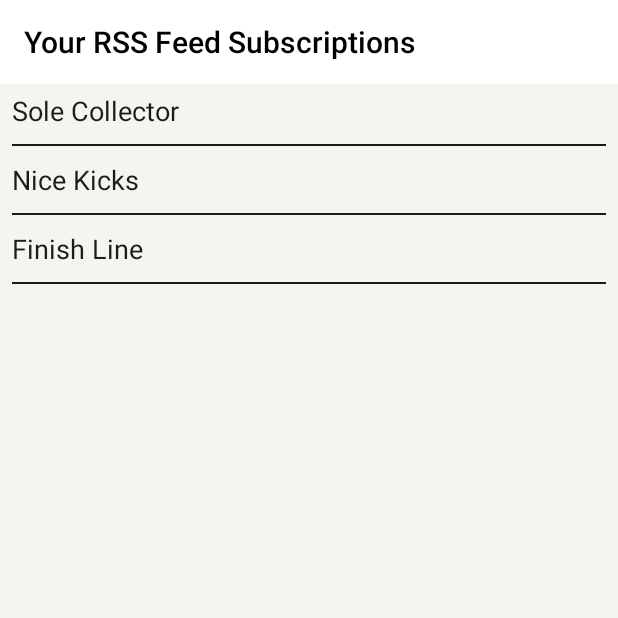
After one commit to Floatjitsu/S-APP, an Android app: the ManageRssFeed screen opened directly, with no data from a screen before it, on a phone screen of 412 x 824 dp, the top half of it. The commit adds this screen. Run offline under Robolectric (Android 15) with nearby library versions, the phone set to English and light mode, and no system bars.

Commit message:
Rss feed parser and news fragment

```diff
--- a/app/src/main/AndroidManifest.xml
+++ b/app/src/main/AndroidManifest.xml
@@ -19,10 +19,11 @@
         android:supportsRtl="true"
         android:theme="@style/AppTheme"
         android:usesCleartextTraffic="true">
-        <activity android:name=".PostComments"></activity>
+        <activity android:name=".ManageRssFeed"></activity>
+        <activity android:name=".PostComments" />
         <activity
             android:name=".CreatePostActivity"
-            android:parentActivityName=".MainActivity"></activity>
+            android:parentActivityName=".MainActivity" />
         <activity
             android:name=".MainActivity"
             android:label="@string/title_activity_main" />
--- a/app/src/main/java/com/main/s_app/Constants.java
+++ b/app/src/main/java/com/main/s_app/Constants.java
@@ -3,7 +3,7 @@ package com.main.s_app;
 class Constants {
 
     /*
-    This class is for holding keys for a bundle which gets created to start
+    This class is for holding keys for a bundle  which gets created to start
     PostCommentsActivity and read the data inside there
      */
 
@@ -25,5 +25,40 @@ class Constants {
     static final String KEY_LINK_POST_IMAGE_PATH = "linkPostImagePath";
     static final String KEY_LINK_POST_DESC = "linkPostDescription";
 
+    /*
+    This class is for holding keys for the rss feed subscription preferences
+    as well as urls for every key
+     */
+
+    //Shared Preferences
+    static final String PREFERENCE_KEY = "user_pref_key";
+    static final String SOLE_COLLECTOR = "Sole Collector";
+    static final String NICE_KICKS = "Nice Kicks";
+    static final String FINISH_LINE = "Finish Line";
+    static final String SNEAKER_FREAKER = "Sneaker Freaker";
+
+    static final String URL_SOLE_COLLECTOR = "https://solecollector.com/feeds/generator/e/r/1.rss";
+    static final String URL_NICE_KICKS = "https://www.nicekicks.com/feed/";
+    static final String URL_FINISH_LINE = "https://blog.finishline.com/feed/";
+
+    static String [] getSharedPreferencesKeys() {
+        return new String [] {
+                SOLE_COLLECTOR, NICE_KICKS,
+                FINISH_LINE, SNEAKER_FREAKER
+        };
+    }
+
+    static String getUrlByPreferenceKey(String prefKey) {
+        switch (prefKey) {
+            case SOLE_COLLECTOR:
+                return URL_SOLE_COLLECTOR;
+            case NICE_KICKS:
+                return URL_NICE_KICKS;
+            case FINISH_LINE:
+                return URL_FINISH_LINE;
+            default:
+                return "";
+        }
+    }
 
 }
--- a/app/src/main/java/com/main/s_app/ForumAdapter.java
+++ b/app/src/main/java/com/main/s_app/ForumAdapter.java
@@ -242,7 +242,7 @@ public class ForumAdapter extends RecyclerView.Adapter {
                 public void onPos(SourceContent sourceContent, boolean b) {
                     urlDescription.setText(sourceContent.getDescription());
                     //Save the download path from the image as contentDescription
-                    urlImage.setContentDescription(sourceContent.getImages().get(0));
+                    //urlImage.setContentDescription(sourceContent.getImages().get(0));
                     GlideApp.with(mActivityContext).load(sourceContent.getImages().get(0)).into(urlImage);
                 }
             };
--- /dev/null
+++ b/app/src/main/java/com/main/s_app/ManageRssFeed.java
@@ -0,0 +1,78 @@
+package com.main.s_app;
+
+import android.content.Context;
+import android.content.SharedPreferences;
+import android.support.v7.app.AppCompatActivity;
+import android.os.Bundle;
+import android.view.View;
+import android.widget.CheckedTextView;
+import android.widget.Toast;
+
+import java.util.HashMap;
+
+public class ManageRssFeed extends AppCompatActivity {
+
+    SharedPreferences sharedPreferences;
+    SharedPreferences.Editor editor;
+
+    CheckedTextView mSoleCollector, mNiceKicks, mFinishLine;
+
+    @Override
+    protected void onCreate(Bundle savedInstanceState) {
+        super.onCreate(savedInstanceState);
+        setContentView(R.layout.activity_manage_rss_feed);
+
+        mSoleCollector = findViewById(R.id.check_sole_collector);
+        mNiceKicks = findViewById(R.id.check_nice_kicks);
+        mFinishLine = findViewById(R.id.check_finish_line);
+
+        sharedPreferences = getSharedPreferences(Constants.PREFERENCE_KEY, Context.MODE_PRIVATE);
+
+        updateUi();
+    }
+
+    /*
+    Press Event for any of the CheckedTextViews
+     */
+    public void onCheckboxChange(View view) {
+        CheckedTextView textView = (CheckedTextView) view;
+        textView.toggle();
+        if(textView.isChecked()) {
+            textView.setCheckMarkDrawable(R.drawable.ic_check_circle_black_24dp);
+            addToSharedPreferences(textView.getText().toString());
+        } else {
+            textView.setCheckMarkDrawable(null);
+            deleteFromSharedPreferences(textView.getText().toString());
+        }
+    }
+
+    private void updateUi() {
+        for(String s : Constants.getSharedPreferencesKeys()) {
+            if(sharedPreferences.getBoolean(s, false)) {
+                switch (s) {
+                    case Constants.SOLE_COLLECTOR:
+                        mSoleCollector.setCheckMarkDrawable(R.drawable.ic_check_circle_black_24dp);
+                        break;
+                    case Constants.FINISH_LINE:
+                        mFinishLine.setCheckMarkDrawable(R.drawable.ic_check_circle_black_24dp);
+                        break;
+                    case Constants.NICE_KICKS:
+                        mNiceKicks.setCheckMarkDrawable(R.drawable.ic_check_circle_black_24dp);
+                        break;
+                }
+            }
+        }
+    }
+
+    private void deleteFromSharedPreferences(String subscription) {
+        editor = sharedPreferences.edit();
+        editor.putBoolean(subscription, false);
+        editor.apply();
+    }
+
+    private void addToSharedPreferences(String subscription) {
+        editor = sharedPreferences.edit();
+        editor.putBoolean(subscription, true);
+        editor.apply();
+    }
+}
--- /dev/null
+++ b/app/src/main/res/drawable/ic_check_circle_black_24dp.xml
@@ -0,0 +1,5 @@
+<vector android:height="24dp" android:tint="#1B1B1B"
+    android:viewportHeight="24.0" android:viewportWidth="24.0"
+    android:width="24dp" xmlns:android="http://schemas.android.com/apk/res/android">
+    <path android:fillColor="#FF000000" android:pathData="M12,2C6.48,2 2,6.48 2,12s4.48,10 10,10 10,-4.48 10,-10S17.52,2 12,2zM10,17l-5,-5 1.41,-1.41L10,14.17l7.59,-7.59L19,8l-9,9z"/>
+</vector>
--- /dev/null
+++ b/app/src/main/res/drawable/ic_photo_white_24dp.xml
@@ -0,0 +1,5 @@
+<vector android:height="24dp" android:tint="#FFFFFF"
+    android:viewportHeight="24.0" android:viewportWidth="24.0"
+    android:width="24dp" xmlns:android="http://schemas.android.com/apk/res/android">
+    <path android:fillColor="#FF000000" android:pathData="M21,19V5c0,-1.1 -0.9,-2 -2,-2H5c-1.1,0 -2,0.9 -2,2v14c0,1.1 0.9,2 2,2h14c1.1,0 2,-0.9 2,-2zM8.5,13.5l2.5,3.01L14.5,12l4.5,6H5l3.5,-4.5z"/>
+</vector>
--- /dev/null
+++ b/app/src/main/res/layout/activity_manage_rss_feed.xml
@@ -0,0 +1,92 @@
+<?xml version="1.0" encoding="utf-8"?>
+<LinearLayout
+    xmlns:android="http://schemas.android.com/apk/res/android"
+    xmlns:app="http://schemas.android.com/apk/res-auto"
+    xmlns:tools="http://schemas.android.com/tools"
+    android:layout_width="match_parent"
+    android:layout_height="match_parent"
+    tools:context=".ManageRssFeed"
+    android:background="@color/bgColorLight"
+    android:orientation="vertical">
+
+    <android.support.v7.widget.Toolbar
+        android:id="@+id/manage_rss_feed_toolbar"
+        android:layout_width="match_parent"
+        android:layout_height="wrap_content"
+        app:titleTextColor="@color/bgColor"
+        android:background="@color/bgColorNav"
+        app:title="@string/news_manage_rss_feed"/>
+
+    <CheckedTextView
+        android:id="@+id/check_sole_collector"
+        android:layout_width="match_parent"
+        android:layout_height="wrap_content"
+        android:textColor="@color/colorPrimaryDark"
+        android:text="@string/news_sole_collector"
+        android:layout_marginStart="8dp"
+        android:layout_marginEnd="8dp"
+        android:layout_marginTop="5dp"
+        android:textSize="18sp"
+        android:checked="false"
+        android:clickable="true"
+        android:focusable="true"
+        android:onClick="onCheckboxChange"/>
+
+    <View
+        android:layout_width="match_parent"
+        android:layout_height="1dp"
+        android:background="@color/colorPrimaryDark"
+        android:layout_marginTop="10dp"
+        android:layout_marginStart="8dp"
+        android:layout_marginEnd="8dp"/>
+
+    <CheckedTextView
+        android:id="@+id/check_nice_kicks"
+        android:layout_width="match_parent"
+        android:layout_height="wrap_content"
+        android:textColor="@color/colorPrimaryDark"
+        android:text="@string/news_nice_kicks"
+        android:layout_marginStart="8dp"
+        android:layout_marginEnd="8dp"
+        android:layout_marginTop="10dp"
+        android:textSize="18sp"
+        android:checked="false"
+        android:clickable="true"
+        android:focusable="true"
+        android:onClick="onCheckboxChange"/>
+
+    <View
+        android:layout_width="match_parent"
+        android:layout_height="1dp"
+        android:background="@color/colorPrimaryDark"
+        android:layout_marginTop="10dp"
+        android:layout_marginStart="8dp"
+        android:layout_marginEnd="8dp"/>
+
+    <CheckedTextView
+        android:id="@+id/check_finish_line"
+        android:layout_width="match_parent"
+        android:layout_height="wrap_content"
+        android:textColor="@color/colorPrimaryDark"
+        android:text="@string/news_finish_line"
+        android:layout_marginStart="8dp"
+        android:layout_marginEnd="8dp"
+        android:layout_marginTop="10dp"
+        android:textSize="18sp"
+        android:checked="false"
+        android:clickable="true"
+        android:focusable="true"
+        android:onClick="onCheckboxChange"/>
+
+    <View
+        android:layout_width="match_parent"
+        android:layout_height="1dp"
+        android:background="@color/colorPrimaryDark"
+        android:layout_marginTop="10dp"
+        android:layout_marginStart="8dp"
+        android:layout_marginEnd="8dp"/>
+
+
+
+
+</LinearLayout>
--- a/app/src/main/res/menu/news_menu.xml
+++ b/app/src/main/res/menu/news_menu.xml
@@ -5,8 +5,7 @@
     <item
         android:id="@+id/manage_news_feed"
         android:title="@string/manage_news_feed"
-        android:icon="@drawable/ic_more_vert_black_24dp"
-        android:iconTint="@color/design_default_color_primary_dark"
-        app:showAsAction="collapseActionView"/>
+        android:icon="@drawable/ic_filter_list_black_24dp"
+        app:showAsAction="always"/>
 
 </menu>
--- a/app/src/main/res/values/strings.xml
+++ b/app/src/main/res/values/strings.xml
@@ -84,4 +84,15 @@
     <string name="nothing_found">No Sneaker releases for the selected date found</string>
     <string name="sneaker_add_to_calendar">Add sneaker release to calendar</string>
 
+    <!-- News -->
+    <string name="news_title">News Title</string>
+    <string name="news_description">News Description</string>
+    <string name="news_image">News Image</string>
+    <string name="news_url">News URL</string>
+    <string name="news_manage_rss_feed">Your RSS Feed Subscriptions</string>
+    <string name="news_sole_collector">Sole Collector</string>
+    <string name="news_nice_kicks">Nice Kicks</string>
+    <string name="news_finish_line">Finish Line</string>
+    <string name="news_sneaker_freaker">Sneaker Freaker</string>
+
 </resources>
```
Also changed, not shown: app/src/main/java/com/main/s_app/News.java (+180 -0 lines), app/src/main/java/com/main/s_app/NewsAdapter.java (added, +105 -0 lines), app/src/main/java/com/main/s_app/NewsModel.java (added, +67 -0 lines), app/src/main/res/drawable/ic_filter_list_black_24dp.xml (added, +9 -0 lines), app/src/main/res/layout/fragment_news.xml (+8 -0 lines), app/src/main/res/layout/news_item.xml (added, +63 -0 lines).
